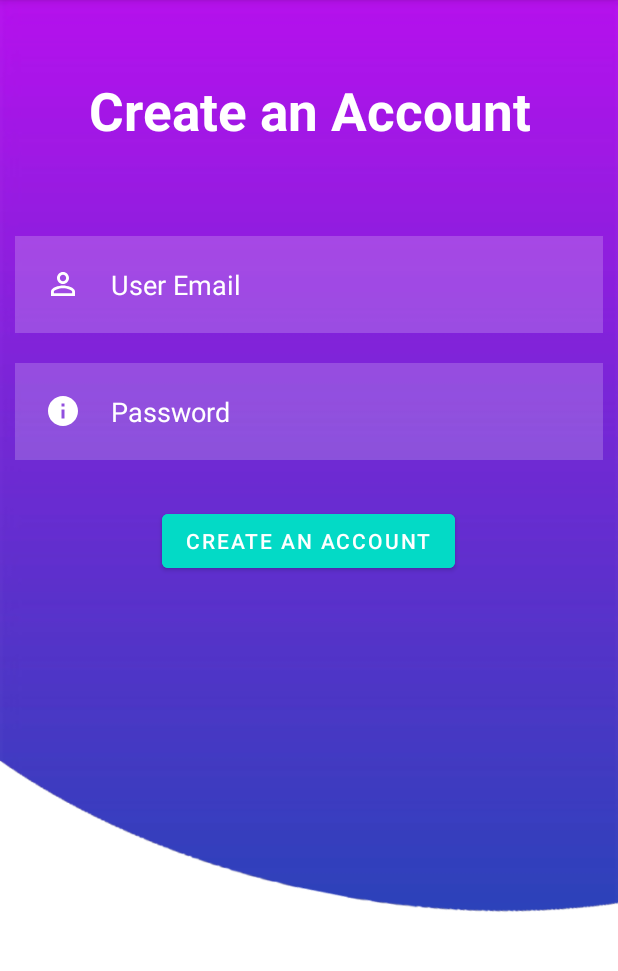
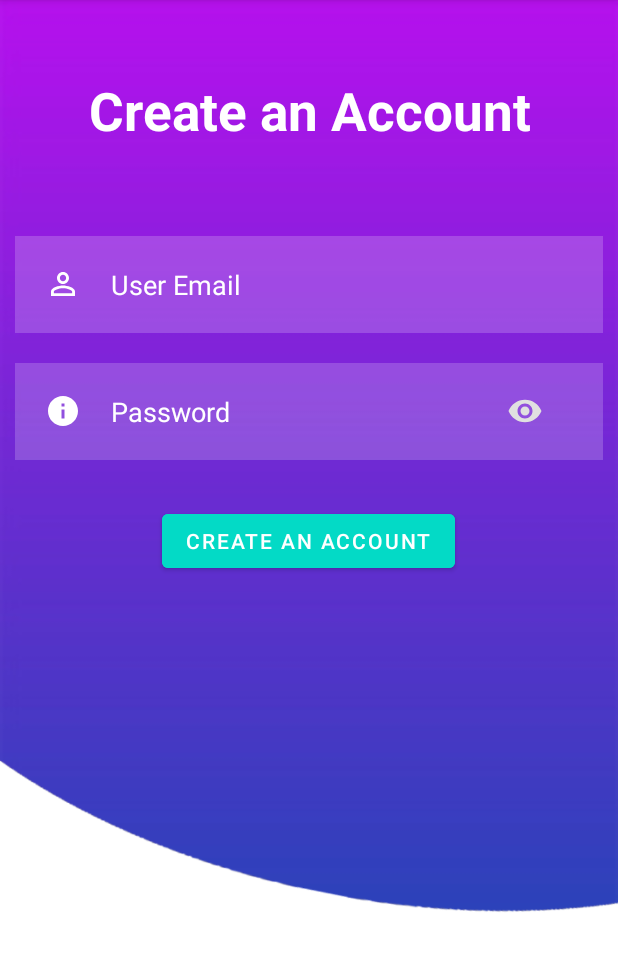
Before and after one commit to christyansegecs/AdviceMeApp, an Android app: the screen it shows after launch (SignUpActivity), after a tap on "CREATE AN ACCOUNT", on a phone screen of 412 x 824 dp, the part 84-1055 px from its top. Run offline under Robolectric (Android 15) with nearby library versions, the phone set to English and light mode, and no system bars; our stand-ins replace Firebase (no records; nobody signed in at launch, a user with empty details on screens opened directly); libraries missing offline, so code that uses them is left out: com.facebook, com.facebook.login; 2 other taps on this screen came first.

Commit message:
Extract some String Resources and validate sign up screen

```diff
--- a/app/src/main/java/com/chris/adviceapp/view/ForgetActivity.kt
+++ b/app/src/main/java/com/chris/adviceapp/view/ForgetActivity.kt
@@ -3,6 +3,7 @@ package com.chris.adviceapp.view
 import androidx.appcompat.app.AppCompatActivity
 import android.os.Bundle
 import android.widget.Toast
+import com.chris.adviceapp.R
 import com.chris.adviceapp.databinding.ActivityForgetBinding
 import com.google.firebase.auth.FirebaseAuth
 
@@ -21,14 +22,14 @@ class ForgetActivity : AppCompatActivity() {
             val email = binding.tvForget.text.toString()
 
             if (email.isEmpty()) {
-                binding.tvForget.error = "Input your email"
+                binding.tvForget.error = getString(R.string.error_input_email)
                 binding.tvForget.requestFocus()
             } else {
                 auth.sendPasswordResetEmail(email).addOnCompleteListener {
                         task ->
                     if (task.isSuccessful) {
                         Toast.makeText(applicationContext,
-                            "We sent a password reset email for your email address",
+                            getString(R.string.toast_sent_password),
                             Toast.LENGTH_SHORT).show()
                         finish()
                     }
--- a/app/src/main/res/layout/activity_sign_up.xml
+++ b/app/src/main/res/layout/activity_sign_up.xml
@@ -1,5 +1,6 @@
 <?xml version="1.0" encoding="utf-8"?>
 <RelativeLayout xmlns:android="http://schemas.android.com/apk/res/android"
+    xmlns:app="http://schemas.android.com/apk/res-auto"
     xmlns:tools="http://schemas.android.com/tools"
     android:layout_width="match_parent"
     android:layout_height="match_parent"
@@ -56,6 +57,17 @@
         android:textColor="@color/white"
         android:textColorHint="@color/white" />
 
+    <ImageView
+        android:id="@+id/icRedEye"
+        android:layout_width="wrap_content"
+        android:layout_height="wrap_content"
+        android:src="@drawable/ic_remove_red_eye"
+        android:layout_alignEnd="@+id/password"
+        android:layout_below="@id/userEmail"
+        android:layout_marginTop="30dp"
+        android:layout_marginEnd="40dp"
+        app:tint="#e0e0e0" />
+
     <Button
         android:id="@+id/btnSignUp"
         android:layout_width="wrap_content"
--- a/app/src/main/res/values/strings.xml
+++ b/app/src/main/res/values/strings.xml
@@ -20,4 +20,32 @@
     <string name="login_with_a_google_account">Login with a Google account</string>
     <string name="login_with_a_facebook_account">Login with a Facebook account</string>
     <string name="login_with_a_twitter_account">Login with a Twitter account</string>
+    <string name="error_input_email">Input your email</string>
+    <string name="toast_sent_password">We sent a password reset email for your email address</string>
+    <string name="login_successful">Login is successful</string>
+    <string name="login_failed">Login Failed. If you do not have an account you can create one</string>
+    <string name="login_google_successful">Login successful. Welcome!</string>
+    <string name="login_google_failed">Something went wrong</string>
+    <string name="login_facebook_successful">Login Facebook successful</string>
+    <string name="login_facebook_failed">Login Facebook error</string>
+    <string name="login_facebook_canceled">Login Facebook Canceled</string>
+    <string name="login_twitter_successful">Success: </string>
+    <string name="login_twitter_failed">Failed: </string>
+    <string name="error_input_your_email">Input Your Email</string>
+    <string name="error_input_your_password">Input Your Password</string>
+    <string name="error_handling_advices">Error. Please try again</string>
+    <string name="alert_dialog_logout" translatable="false">Logout?</string>
+    <string name="alert_dialog_logout_successful">Sign out is successful</string>
+    <string name="alert_dialog_logout_positive">Yes</string>
+    <string name="alert_dialog_logout_negative">No</string>
+    <string name="alert_dialog_logout_question">Do you want to sign out?</string>
+    <string name="error_input_phonenumber">Input Your Phone Number</string>
+    <string name="error_input_codereceived">Input the code you have received</string>
+    <string name="toast_code_failed">The code you entered is incorrect</string>
+    <string name="toast_phone_verification_successful">"PhoneAuth: "</string>
+    <string name="toast_phone_verification_failed">Verification Failed</string>
+    <string name="toast_phone_code_sent">"CodeSent: "</string>
+    <string name="signup_successful">Your account has been created</string>
+    <string name="error_input_an_email">Input an Email</string>
+    <string name="error_input_an_password">Input a Password</string>
 </resources>
```
Also changed, not shown: app/src/main/java/com/chris/adviceapp/view/LoginActivity.kt (+12 -13 lines), app/src/main/java/com/chris/adviceapp/view/MainActivity.kt (+6 -6 lines), app/src/main/java/com/chris/adviceapp/view/PhoneActivity.kt (+10 -9 lines), app/src/main/java/com/chris/adviceapp/view/SignUpActivity.kt (+16 -3 lines), 1 other file.
